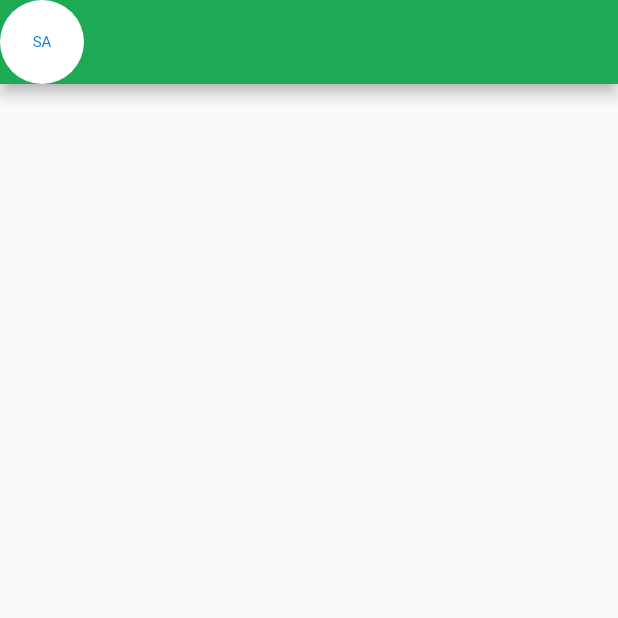
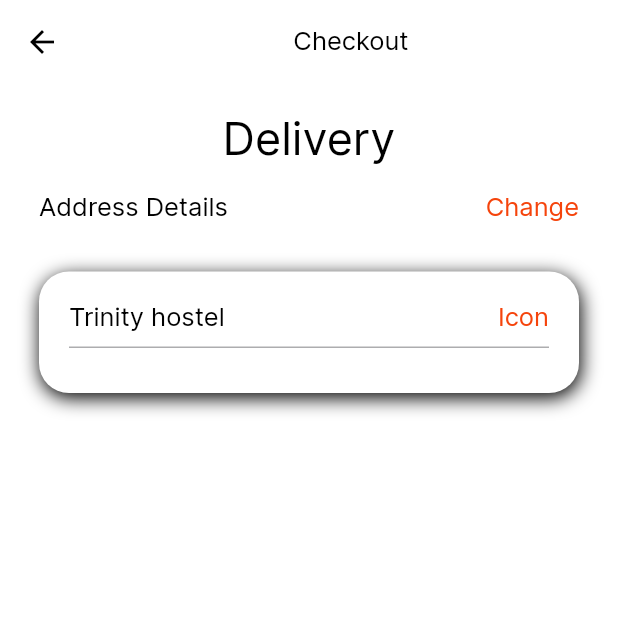
Before and after one commit to thellecodez/Hotmeals, a Flutter app: the screen it shows after launch, on a phone screen of 412 x 824 dp, the top half of it. Run offline on Flutter 3.47's test engine with Material 2 defaults, Android fonts, the light colour scheme and no system bars.

Commit message:
added divider

```diff
--- a/lib/main.dart
+++ b/lib/main.dart
@@ -15,7 +15,7 @@ class MyApp extends StatelessWidget {
   @override
   Widget build(BuildContext context) {
     return MaterialApp(
-        title: 'Flutter Signal App',
+        title: 'Hotmeals',
         theme: ThemeData(
           primarySwatch: Colors.blue,
           visualDensity: VisualDensity.adaptivePlatformDensity,
--- a/lib/screens/order/Delivery.dart
+++ b/lib/screens/order/Delivery.dart
@@ -1,17 +1,20 @@
+// ignore: file_names
 import 'package:flutter/material.dart';
 
 class Delivery extends StatelessWidget {
+  const Delivery({super.key});
+
   @override
   Widget build(BuildContext context) {
-    return Container(
-      child: DeliveryScreen(),
-    );
+    return DeliveryScreen();
   }
 }
 
 class DeliveryScreen extends StatefulWidget {
+  const DeliveryScreen({super.key});
+
   @override
-  _DeliveryScreen createState() => new _DeliveryScreen();
+  _DeliveryScreen createState() => _DeliveryScreen();
 }
 
 class _DeliveryScreen extends State<DeliveryScreen> {
@@ -25,27 +28,115 @@ class _DeliveryScreen extends State<DeliveryScreen> {
     return Material(
       child: SafeArea(
         child: Scaffold(
+          backgroundColor: const Color(0xFFffffff),
           appBar: AppBar(
-            backgroundColor: Color(0xFF1EA955),
-            leading: CircleAvatar(
-              backgroundColor: Colors.white,
-              radius: 10,
-              child: Text(
-                'SA',
-                style: TextStyle(
-                  fontSize: 10,
-                ),
-              ),
+            centerTitle: true,
+            backgroundColor: const Color(0xFFFFFFFF),
+            elevation: 0,
+            leading: IconButton(
+              icon: const Icon(Icons.arrow_back, color: Colors.black),
+              onPressed: () {},
             ),
             title: Row(
               mainAxisAlignment: MainAxisAlignment.center,
-              children: [],
+              children: const [
+                Text('Checkout',
+                    style: TextStyle(
+                        color: Colors.black, fontSize: 17, fontFamily: 'Inter'))
+              ],
             ),
-            actions: <Widget>[],
+            actions: const <Widget>[],
           ),
-          body: Container(
-            child: Column(children: []),
-          ),
+          body: Column(children: [
+            Padding(
+                padding: const EdgeInsets.fromLTRB(26, 0, 26, 0),
+                child: Column(children: [
+                  Row(
+                    mainAxisAlignment: MainAxisAlignment.center,
+                    children: const [
+                      Padding(
+                          padding: EdgeInsets.symmetric(
+                              vertical:
+                                  18), //apply padding horizontal or vertical only
+                          child: Text(
+                            'Delivery',
+                            style: TextStyle(
+                                color: Colors.black,
+                                fontSize: 30,
+                                fontFamily: 'Inter'),
+                          )),
+                    ],
+                  ),
+                  Row(
+                    mainAxisAlignment: MainAxisAlignment.spaceBetween,
+                    children: const [
+                      Text(
+                        'Address Details',
+                        style: TextStyle(
+                            color: Colors.black,
+                            fontSize: 17,
+                            fontFamily: 'Inter'),
+                      ),
+                      Text(
+                        'Change',
+                        style: TextStyle(
+                            color: Color(0xFFF5440C),
+                            fontSize: 17,
+                            fontFamily: 'Inter'),
+                      ),
+                    ],
+                  ),
+                  Center(
+                      child: Container(
+                    margin: EdgeInsets.fromLTRB(0, 32, 0, 6),
+                    decoration: BoxDecoration(
+                      color: Colors.white,
+                      borderRadius: BorderRadius.circular(20),
+                      boxShadow: const [
+                        BoxShadow(
+                          color: Colors.black,
+                          blurRadius: 10,
+                          offset: Offset(1, 3), // Shadow position
+                        ),
+                      ],
+                    ),
+                    child: Padding(
+                        padding: const EdgeInsets.all(20),
+                        child: Column(
+                          children: [
+                            Row(
+                              mainAxisAlignment: MainAxisAlignment.spaceBetween,
+                              children: const [
+                                Text(
+                                  'Trinity hostel',
+                                  style: TextStyle(
+                                      color: Colors.black,
+                                      fontSize: 17,
+                                      fontFamily: 'Inter'),
+                                ),
+                                Text(
+                                  'Icon',
+                                  style: TextStyle(
+                                      color: Color(0xFFF5440C),
+                                      fontSize: 17,
+                                      fontFamily: 'Inter'),
+                                ),
+                              ],
+                            ),
+                            const Padding(
+                                padding: EdgeInsets.fromLTRB(0, 10, 0, 10),
+                                child: Center(
+                                    child: Divider(
+                                  height: 0,
+                                  thickness: 1,
+                                  endIndent: 0,
+                                  color: Color(0xffADADAF),
+                                )))
+                          ],
+                        )),
+                  ))
+                ])),
+          ]),
         ),
       ),
     );
```
Also changed, not shown: pubspec.yaml (+7 -2 lines), pubspec.lock.
